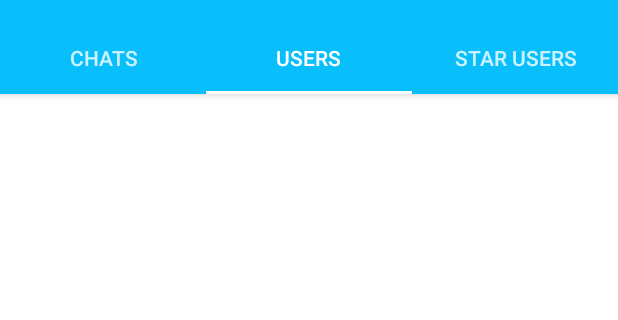
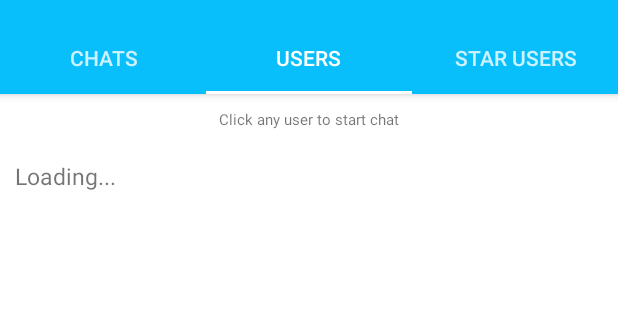
Before and after one commit to nishikantparmariam/Live-Chat-App, an Android app: the screen it shows after launch once a user with an empty profile is signed in (MainActivity), tab 2 chosen, on a phone screen of 412 x 824 dp, the part 62-382 px from its top. Run offline under Robolectric (Android 15) with nearby library versions, the phone set to English and light mode, and no system bars; our stand-ins replace CircleImageView, Firebase (no records; nobody signed in at launch, a user with empty details on screens opened directly).

Commit message:
Second Commit

```diff
--- a/app/src/main/AndroidManifest.xml
+++ b/app/src/main/AndroidManifest.xml
@@ -26,7 +26,8 @@
             android:name=".LoginActivity"
             android:parentActivityName=".StartActivity" />
         <activity android:name=".ForgotPass" />
-        <activity android:name=".ProfileActivity"></activity>
+        <activity android:name=".ProfileActivity" />
+        <activity android:name=".MessageActivity"></activity>
     </application>
 
 </manifest>
--- a/app/src/main/java/parmar/nishikant/livechatapp/Fragments/UserFragment.java
+++ b/app/src/main/java/parmar/nishikant/livechatapp/Fragments/UserFragment.java
@@ -8,9 +8,11 @@ import android.support.annotation.Nullable;
 import android.support.v4.app.Fragment;
 import android.support.v7.widget.LinearLayoutManager;
 import android.support.v7.widget.RecyclerView;
+import android.util.Pair;
 import android.view.LayoutInflater;
 import android.view.View;
 import android.view.ViewGroup;
+import android.widget.TextView;
 import android.widget.Toast;
 
 import com.google.firebase.auth.FirebaseAuth;
@@ -47,25 +49,41 @@ public class UserFragment extends Fragment {
         mUsers = new ArrayList<>();
         offlineUsers = new ArrayList<>();
         onlineUsers = new ArrayList<>();
-        readUsers();
+        //readUsers();
+        //Below method add/delete/update users
         listenForChanges();
+        if(userAdapter.getItemCount()==0){
+            TextView text_if_no_user = view.findViewById(R.id.text_if_no_user);
+            text_if_no_user.setText("Loading...");
+        }
         return view;
     }
     private void listenForChanges(){
         ChildEventListener childEventListener = new ChildEventListener() {
+            final FirebaseUser firebaseUser = FirebaseAuth.getInstance().getCurrentUser();
             @Override
+
             public void onChildAdded(@NonNull DataSnapshot dataSnapshot, @Nullable String s) {
+                String key = dataSnapshot.getKey();
+                User newUser = dataSnapshot.getValue(User.class);
+                assert firebaseUser != null;
+                if(!firebaseUser.getUid().equals(key)){
+                    addSingleItem(newUser);
+                }
 
+                //Toast.makeText(getContext(), key, Toast.LENGTH_SHORT).show();
+                //addSingleItem(newUser);
             }
 
             @Override
             public void onChildChanged(@NonNull DataSnapshot dataSnapshot, @Nullable String s) {
 
                 String key = dataSnapshot.getKey();
-                Toast.makeText(getContext(), key, Toast.LENGTH_SHORT).show();
+                User userwherechange = dataSnapshot.getValue(User.class);
+                if(!key.equals(firebaseUser.getUid())){
+                    updateSingleItem(key,userwherechange);
+                }
 
-                /*User user = dataSnapshot.getValue(User.class);
-                mUsers.add(user);*/
             }
 
             @Override
@@ -82,14 +100,25 @@ public class UserFragment extends Fragment {
             public void onCancelled(@NonNull DatabaseError databaseError) {
 
             }
+
         };
+        userAdapter = new UserAdapter(getContext(),mUsers);
+        recyclerView.setAdapter(userAdapter);
         DatabaseReference reference2 = FirebaseDatabase.getInstance().getReference("user_info");
         reference2.addChildEventListener(childEventListener);
     }
-    private void updateSingleItem(String userKey,String insideKey,String value) {
-        int positionwherechange = userAdapter.getCountFromKey(userKey);
-
+    private void addSingleItem(User newuser){
+        int size = userAdapter.getItemCount();
+        //Toast.makeText(getContext(),Integer.toString(size), Toast.LENGTH_SHORT).show();
+        mUsers.add(size,newuser);//add user at lasts
+        userAdapter.notifyItemInserted(size);
     }
+    private void updateSingleItem(String userKey,User changeduser) {
+        int positionFromKey = userAdapter.getUserAndPositionFromKey(userKey);
+        mUsers.set(positionFromKey, changeduser);
+        userAdapter.notifyItemChanged(positionFromKey);
+    }
+    /*
     private void readUsers(){
         final FirebaseUser firebaseUser = FirebaseAuth.getInstance().getCurrentUser();
         DatabaseReference reference = FirebaseDatabase.getInstance().getReference("user_info");
@@ -110,7 +139,7 @@ public class UserFragment extends Fragment {
                         }
                         else {
                             offlineUsers.add(user);
-                        }*/
+                        }
 
                     }
                 }
@@ -123,7 +152,7 @@ public class UserFragment extends Fragment {
                 while(j<offlineUsers.size()){
                     mUsers.add(offlineUsers.get(j));
                     j++;
-                }*/
+                }
                 userAdapter = new UserAdapter(getContext(),mUsers);
                 recyclerView.setAdapter(userAdapter);
             }
@@ -134,6 +163,6 @@ public class UserFragment extends Fragment {
             }
         });
 
-    }
+    }*/
 
 }
--- a/app/src/main/java/parmar/nishikant/livechatapp/MainActivity.java
+++ b/app/src/main/java/parmar/nishikant/livechatapp/MainActivity.java
@@ -22,9 +22,7 @@ import com.google.firebase.database.DatabaseError;
 import com.google.firebase.database.DatabaseReference;
 import com.google.firebase.database.FirebaseDatabase;
 import com.google.firebase.database.ValueEventListener;
-
 import java.util.ArrayList;
-
 import de.hdodenhof.circleimageview.CircleImageView;
 import parmar.nishikant.livechatapp.Fragments.ChatsFragment;
 import parmar.nishikant.livechatapp.Fragments.SUserFragment;
@@ -94,6 +92,7 @@ public class MainActivity extends AppCompatActivity {
     @Override
 
     protected void onResume() {
+        check="NO";
         super.onResume();
         try {
             reference = FirebaseDatabase.getInstance().getReference("user_info").child(firebaseUser.getUid());
@@ -122,6 +121,7 @@ public class MainActivity extends AppCompatActivity {
                 return true;
                 //break;
             case R.id.myprofile:
+                check = "YES";
                 startActivity(new Intent(MainActivity.this,ProfileActivity.class));
                 return true;
                 //break;
--- a/app/src/main/java/parmar/nishikant/livechatapp/RegisterActivity.java
+++ b/app/src/main/java/parmar/nishikant/livechatapp/RegisterActivity.java
@@ -112,6 +112,7 @@ public class RegisterActivity extends AppCompatActivity {
                             hashMap.put("dpURL","default");
                             hashMap.put("points","0");
                             hashMap.put("status","online");
+                            hashMap.put("show_status","true");
                             mDatabase.child("user_info").child(userid).setValue(hashMap).addOnCompleteListener(new OnCompleteListener<Void>(){
                                 @Override
                                 public void onComplete(@NonNull Task<Void> task) {
--- a/app/src/main/res/drawable/belowborderforonuser.xml
+++ b/app/src/main/res/drawable/belowborderforonuser.xml
@@ -7,7 +7,7 @@
         android:top="-2dp">
         <shape android:shape="rectangle" >
             <stroke
-                android:width="1dp"
+                android:width="10dp"
                 android:color="#fefefe" />
 
             <solid android:color="#FFF" />
--- a/app/src/main/res/layout/fragment_user.xml
+++ b/app/src/main/res/layout/fragment_user.xml
@@ -5,9 +5,24 @@
     android:layout_height="match_parent"
     tools:context=".Fragments.UserFragment"
     android:background="#FFF">
-
+    <TextView
+        android:layout_width="match_parent"
+        android:layout_height="wrap_content"
+        android:padding="10dp"
+        android:text="@string/cautsc"
+        android:textAlignment="center"
+        android:textSize="10sp"
+        android:id="@+id/cautsc"/>
+    <TextView
+        android:id="@+id/text_if_no_user"
+        android:layout_width="match_parent"
+        android:layout_height="wrap_content"
+        android:padding="10dp"
+        android:layout_below="@+id/cautsc"
+        android:textSize="15sp" />
     <android.support.v7.widget.RecyclerView
         android:id="@+id/recycler_view"
+        android:layout_below="@+id/cautsc"
         android:layout_width="match_parent"
         android:layout_height="match_parent"/>
 
--- a/app/src/main/res/values/strings.xml
+++ b/app/src/main/res/values/strings.xml
@@ -4,4 +4,7 @@
 
     <!-- TODO: Remove or change this placeholder text -->
     <string name="hello_blank_fragment">Hello blank fragment</string>
+    <string name="cautsc">
+        <center>Click any user to start chat</center>
+    </string>
 </resources>
```
Also changed, not shown: app/src/main/java/parmar/nishikant/livechatapp/Adapter/UserAdapter.java (+23 -8 lines), app/src/main/java/parmar/nishikant/livechatapp/MessageActivity.java (added, +81 -0 lines), app/src/main/java/parmar/nishikant/livechatapp/Model/User.java (+11 -1 lines), app/src/main/res/layout/activity_message.xml (added, +75 -0 lines).
